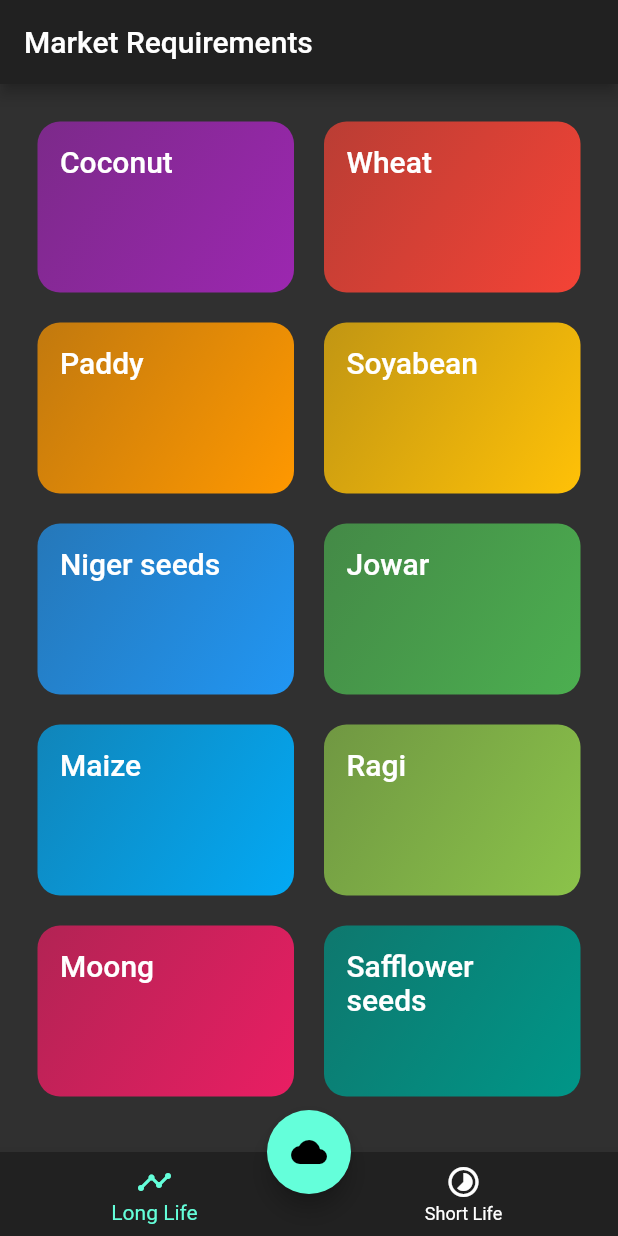
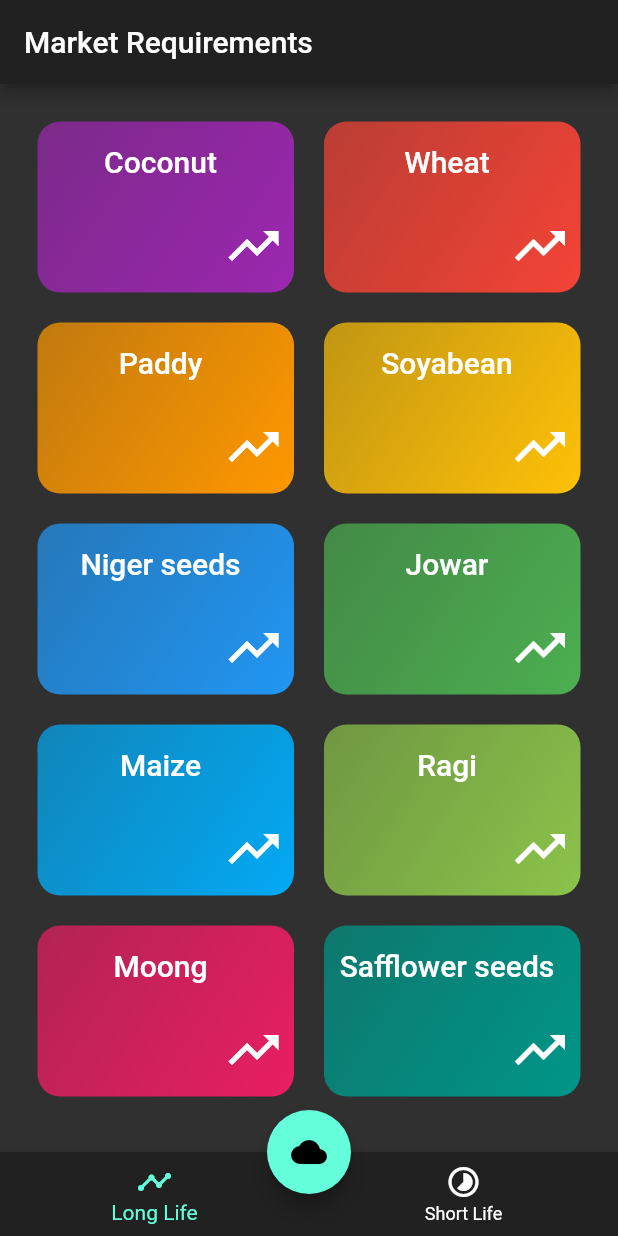
Before and after one commit to AbhayVAshokan/BeachHack2, a Flutter app: the screen it shows after launch, on a phone screen of 412 x 824 dp. Run offline on Flutter 3.47's test engine with Material 2 defaults, Android fonts, the phone set to English and light mode, and no system bars.

Commit message:
basic ui

```diff
--- a/farmer_app/lib/screens/category_meals_screen.dart
+++ b/farmer_app/lib/screens/category_meals_screen.dart
@@ -57,7 +57,7 @@ class CategoryMealsScreen extends StatelessWidget {
           Icons.cloud,
         ),
       ),
-      floatingActionButtonLocation: FloatingActionButtonLocation.centerDocked,
+      floatingActionButtonLocation: FloatingActionButtonLocation.centerFloat,
     );
   }
 }
--- a/farmer_app/lib/widgets/category_item.dart
+++ b/farmer_app/lib/widgets/category_item.dart
@@ -26,10 +26,26 @@ class CategoryItem extends StatelessWidget {
       splashColor: Theme.of(context).primaryColor,
       borderRadius: BorderRadius.circular(15),
       child: Container(
-        padding: const EdgeInsets.all(15),
-        child: Text(
-          title,
-          style: Theme.of(context).textTheme.title,
+        padding: const EdgeInsets.only(top: 15, right: 7),
+        child: Column(
+          // mainAxisAlignment: MainAxisAlignment.spaceAround,
+          children: <Widget>[
+            FittedBox(
+              child: Text(
+                title,
+                style: Theme.of(context).textTheme.title,
+              ),
+            ),
+            SizedBox(height: 25),
+            Align(
+              alignment: Alignment.bottomRight,
+              child: Icon(
+                Icons.trending_up,
+                size: 40,
+                color: Colors.white,
+              ),
+            ),
+          ],
         ),
         decoration: BoxDecoration(
           gradient: LinearGradient(
```
Also changed, not shown: farmer_app/lib/widgets/meal_item.dart (+11 -9 lines).
